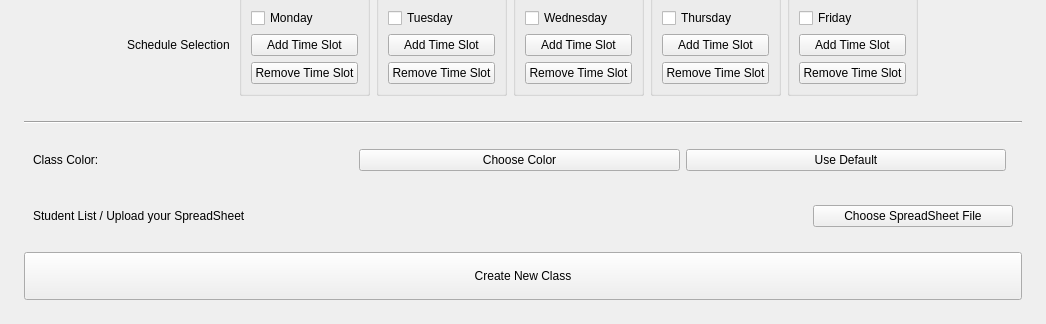
imndllnuri/students-attendance-app, file ui/add_new_class.ui: the form before one commit; both pictures show x 0 to 1046 and y 301 to 625 of the 1046 by 625 pixel window.
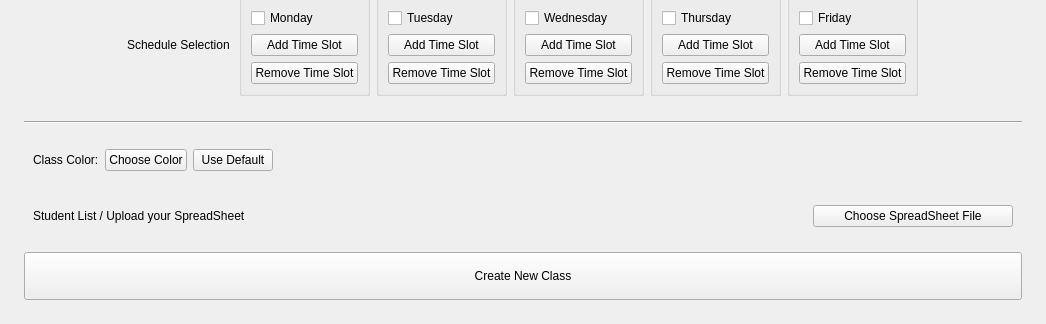
The form after the commit.

```diff
--- a/ui/add_new_class.ui
+++ b/ui/add_new_class.ui
@@ -417,6 +417,7 @@
        <height>40</height>
       </size>
      </property>
+    <property name="sizeType"><enum>QSizePolicy::Expanding</enum></property>
     </spacer>
    </item>
    <item alignment="Qt::AlignTop">
@@ -440,6 +441,8 @@
       <item>
        <spacer name="color_row_spacer">
         <property name="orientation"><enum>Qt::Horizontal</enum></property>
+    <property name="sizeType"><enum>QSizePolicy::Expanding</enum></property>
+    <property name="sizeHint" stdset="0"><size><width>40</width><height>20</height></size></property>
        </spacer>
       </item>
      </layout>
```
Left out of the diff: 1 changed line with no effect on the pictures. Lines whose indentation alone changed are shown as unchanged.
